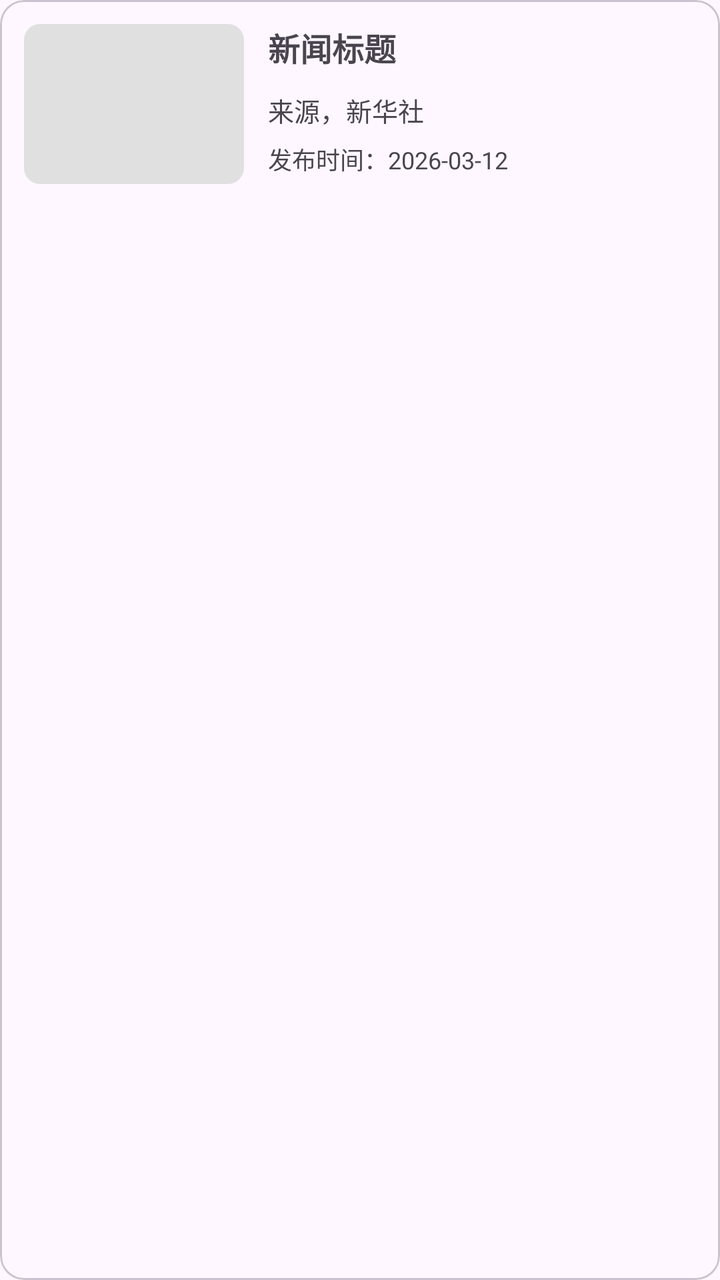
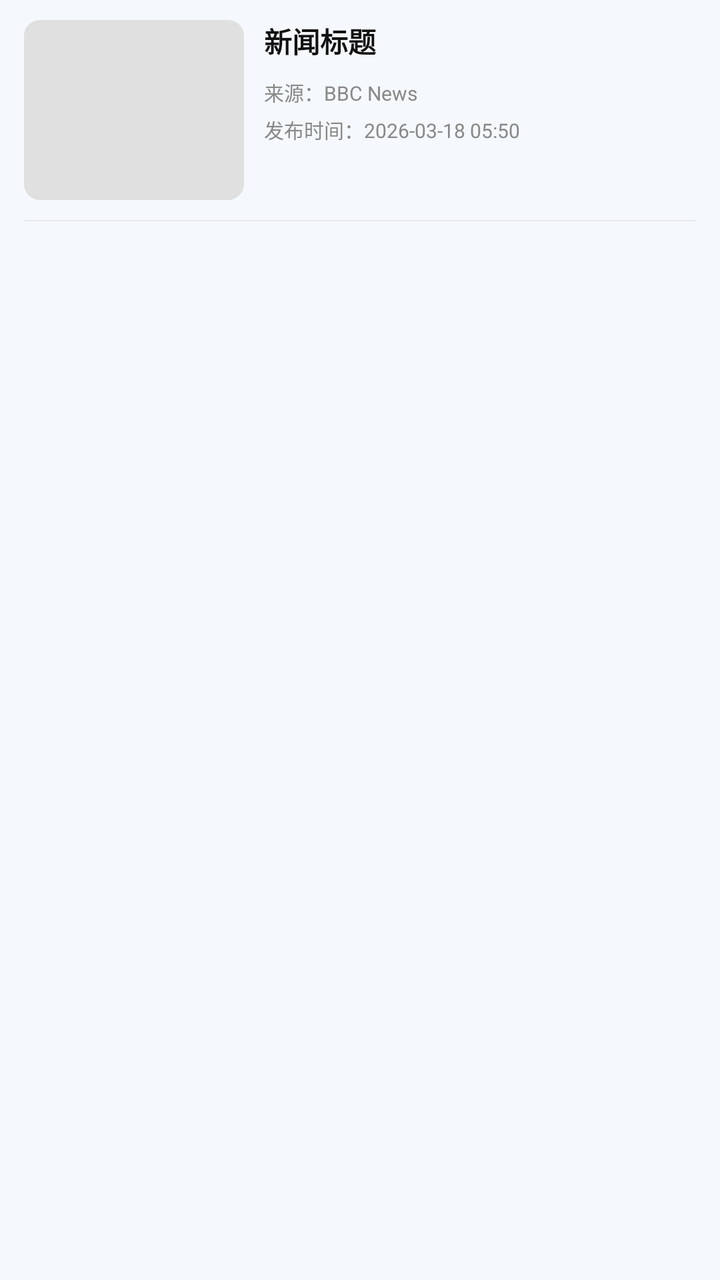

Compare the two renders of this Android layout. The source of the first and the diff that turns it into the second are given below.
<!-- AndroidManifest.xml: application theme Theme.Newsapp -->
<!-- res/layout/item_favorite_news.xml -->
<?xml version="1.0" encoding="utf-8"?>
<com.google.android.material.card.MaterialCardView xmlns:android="http://schemas.android.com/apk/res/android"
    android:layout_width="match_parent"
    android:layout_height="wrap_content">

    <LinearLayout
        android:layout_width="match_parent"
        android:layout_height="wrap_content"
        android:minHeight="100dp"
        android:padding="12dp">

        <ImageView
            android:id="@+id/ivNewsImage"
            android:layout_width="110dp"
            android:layout_height="80dp"
            android:scaleType="centerCrop"
            android:src="@drawable/img_placeholder"/>

        <LinearLayout
            android:layout_width="0dp"
            android:layout_height="match_parent"
            android:layout_weight="1"
            android:layout_marginStart="12dp"
            android:orientation="vertical">

            <TextView
                android:id="@+id/tvNewsTitle"
                android:layout_width="match_parent"
                android:layout_height="wrap_content"
                android:ellipsize="end"
                android:text="新闻标题"
                android:textSize="16sp"
                android:textStyle="bold"/>

            <TextView
                android:id="@+id/tvNewsSource"
                android:layout_width="wrap_content"
                android:layout_height="wrap_content"
                android:layout_marginTop="10dp"
                android:text="来源，新华社"
                android:textSize="13sp"/>

            <TextView
                android:id="@+id/tvPublishedAt"
                android:layout_width="wrap_content"
                android:layout_height="wrap_content"
                android:layout_marginTop="6dp"
                android:text="发布时间：2026-03-12"
                android:textSize="12sp"/>

        </LinearLayout>

    </LinearLayout>

</com.google.android.material.card.MaterialCardView>
<!-- resources referenced by this layout -->
<resources>
  <!-- drawable img_placeholder (drawable) -->
  <?xml version="1.0" encoding="utf-8"?>
  <shape xmlns:android="http://schemas.android.com/apk/res/android">
      <solid android:color="#E0E0E0" />
      <corners android:radius="8dp" />
  </shape>
  <style name="Theme.Newsapp" parent="Base.Theme.Newsapp" />
  <style name="Base.Theme.Newsapp" parent="Theme.Material3.DayNight.NoActionBar">
          
          
      </style>
</resources>

<!-- the commit's change to res/layout/item_favorite_news.xml (unified diff, before → after) -->
@@ -1,55 +1,74 @@
 <?xml version="1.0" encoding="utf-8"?>
-<com.google.android.material.card.MaterialCardView xmlns:android="http://schemas.android.com/apk/res/android"
+<LinearLayout xmlns:android="http://schemas.android.com/apk/res/android"
     android:layout_width="match_parent"
-    android:layout_height="wrap_content">
+    android:layout_height="wrap_content"
+    android:orientation="vertical"
+    android:background="@color/app_bg">
 
     <LinearLayout
         android:layout_width="match_parent"
         android:layout_height="wrap_content"
-        android:minHeight="100dp"
-        android:padding="12dp">
+        android:orientation="horizontal"
+        android:paddingStart="12dp"
+        android:paddingTop="10dp"
+        android:paddingEnd="12dp"
+        android:paddingBottom="10dp">
 
         <ImageView
             android:id="@+id/ivNewsImage"
             android:layout_width="110dp"
-            android:layout_height="80dp"
+            android:layout_height="90dp"
             android:scaleType="centerCrop"
-            android:src="@drawable/img_placeholder"/>
+            android:src="@drawable/img_placeholder"
+            android:contentDescription="新闻图片" />
 
         <LinearLayout
             android:layout_width="0dp"
-            android:layout_height="match_parent"
+            android:layout_height="wrap_content"
             android:layout_weight="1"
-            android:layout_marginStart="12dp"
+            android:layout_marginStart="10dp"
             android:orientation="vertical">
 
             <TextView
                 android:id="@+id/tvNewsTitle"
                 android:layout_width="match_parent"
                 android:layout_height="wrap_content"
+                android:maxLines="3"
                 android:ellipsize="end"
                 android:text="新闻标题"
-                android:textSize="16sp"
-                android:textStyle="bold"/>
+                android:textColor="#111111"
+                android:textSize="14sp"
+                android:textStyle="bold" />
 
             <TextView
                 android:id="@+id/tvNewsSource"
                 android:layout_width="wrap_content"
                 android:layout_height="wrap_content"
-                android:layout_marginTop="10dp"
-                android:text="来源，新华社"
-                android:textSize="13sp"/>
+                android:layout_marginTop="8dp"
+                android:maxLines="1"
+                android:ellipsize="end"
+                android:text="来源：BBC News"
+                android:textColor="#888888"
+                android:textSize="10sp" />
 
             <TextView
                 android:id="@+id/tvPublishedAt"
                 android:layout_width="wrap_content"
                 android:layout_height="wrap_content"
-                android:layout_marginTop="6dp"
-                android:text="发布时间：2026-03-12"
-                android:textSize="12sp"/>
-
+                android:layout_marginTop="4dp"
+                android:maxLines="1"
+                android:ellipsize="end"
+                android:text="发布时间：2026-03-18 05:50"
+                android:textColor="#888888"
+                android:textSize="10sp" />
         </LinearLayout>
-
     </LinearLayout>
 
-</com.google.android.material.card.MaterialCardView>
+    <View
+        android:layout_width="match_parent"
+        android:layout_height="0.5dp"
+        android:layout_marginStart="12dp"
+        android:layout_marginEnd="12dp"
+        android:background="#EAEAEA" />
+
+</LinearLayout>
<!-- resource entries referenced after the edit -->
@@ -1,5 +1,6 @@
 <!-- resources referenced by this layout -->
 <resources>
+  <color name="app_bg">#F5F8FC</color>
   <!-- drawable img_placeholder (drawable) -->
   <?xml version="1.0" encoding="utf-8"?>
   <shape xmlns:android="http://schemas.android.com/apk/res/android">
@@ -9,7 +10,23 @@
   <style name="Theme.Newsapp" parent="Base.Theme.Newsapp" />
   <style name="Base.Theme.Newsapp" parent="Theme.Material3.DayNight.NoActionBar">
           
+          <item name="colorPrimary">@color/primary_blue</item>
+          <item name="colorOnPrimary">@color/on_primary</item>
+  
           
+          <item name="colorSecondary">@color/primary_blue_dark</item>
+  
+          
+          <item name="android:windowBackground">@color/app_bg</item>
+  
+          
+          <item name="colorSurface">@color/surface_bg</item>
+          <item name="colorOnSurface">@color/text_primary</item>
       </style>
+  <color name="primary_blue">#6F9FCF</color>
+  <color name="on_primary">#FFFFFF</color>
+  <color name="primary_blue_dark">#5D89B5</color>
+  <color name="surface_bg">#FFFFFF</color>
+  <color name="text_primary">#1F2A37</color>
 </resources>
 
